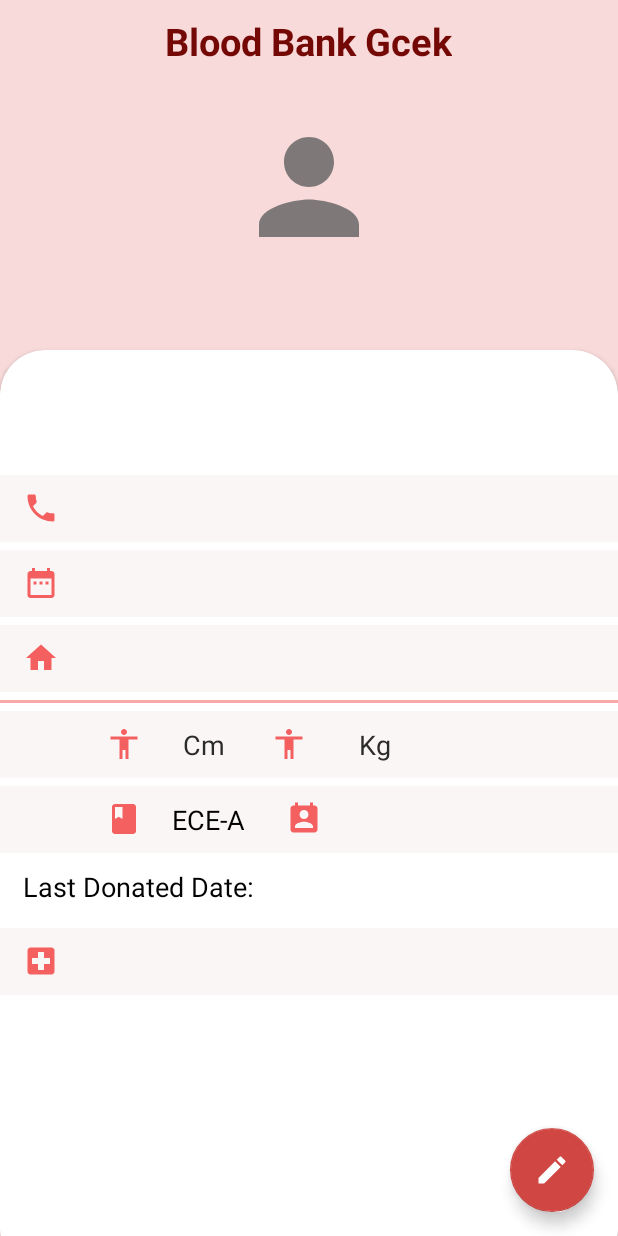
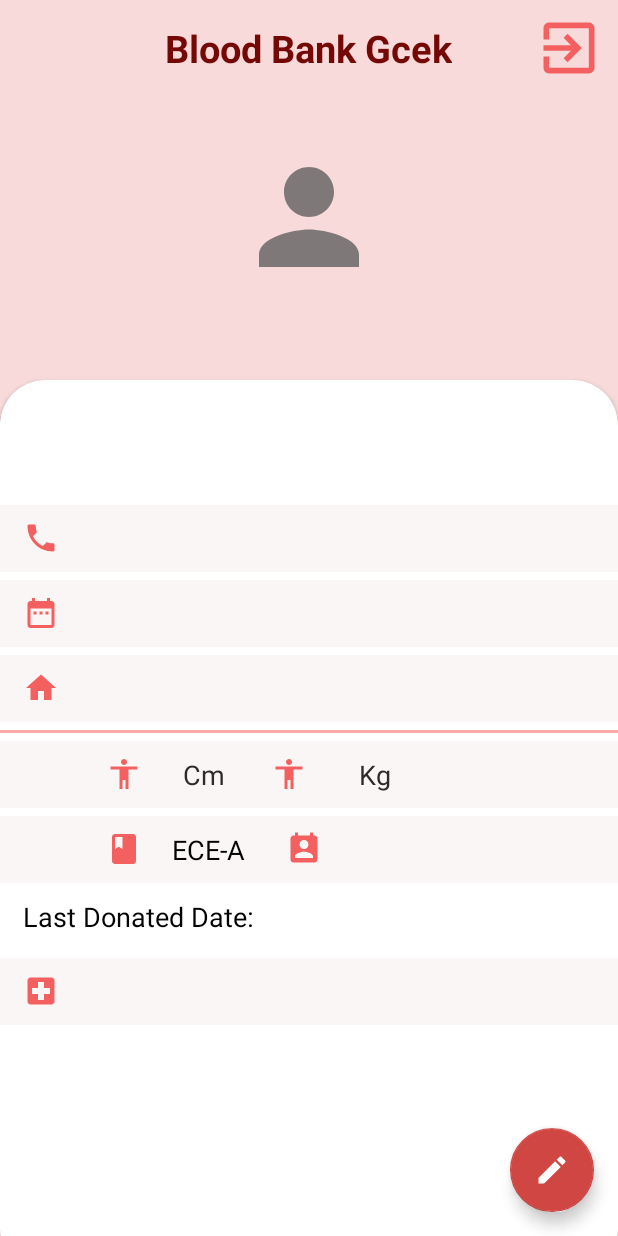
Before and after one commit to hadiabdullan/BloodBank_Gcek, an Android app: the MainActivity screen opened directly, with no data from a screen before it, on a phone screen of 412 x 824 dp. Run offline under Robolectric (Android 15) with nearby library versions, the phone set to English and light mode, and no system bars; our stand-ins replace Firebase (no records; nobody signed in at launch, a user with empty details on screens opened directly); 10 statements that could not run were skipped.

Commit message:
Added logout option and doublebackpress exit

```diff
--- a/app/src/main/java/com/hadi123/www/bloodbankgcek/MainActivity.java
+++ b/app/src/main/java/com/hadi123/www/bloodbankgcek/MainActivity.java
@@ -7,11 +7,15 @@ import androidx.appcompat.app.AppCompatActivity;
 import android.app.DatePickerDialog;
 import android.app.ProgressDialog;
 import android.content.DialogInterface;
+import android.content.Intent;
 import android.os.Bundle;
+import android.os.Handler;
 import android.view.View;
 import android.widget.DatePicker;
 import android.widget.ImageButton;
+import android.widget.ImageView;
 import android.widget.TextView;
+import android.widget.Toast;
 
 import com.google.android.material.floatingactionbutton.FloatingActionButton;
 import com.google.android.material.textfield.TextInputEditText;
@@ -36,6 +40,7 @@ public class MainActivity extends AppCompatActivity {
     Calendar c;
     DatePickerDialog dpd;
     ProgressDialog progressDialog;
+    ImageView logout;
 
     @Override
     protected void onCreate(Bundle savedInstanceState) {
@@ -153,25 +158,48 @@ public class MainActivity extends AppCompatActivity {
             }
         });
 
-    }
+
+        logout=findViewById(R.id.logout);
+        logout.setOnClickListener(new View.OnClickListener() {
             @Override
-    public void onBackPressed() {
-        new AlertDialog.Builder(this)
+            public void onClick(View v) {
+
+                    new AlertDialog.Builder(MainActivity.this)
                             .setTitle("Warning")
                             .setMessage("Are you sure that you want to logout?")
                             .setCancelable(false)
                             .setPositiveButton("Yes", new DialogInterface.OnClickListener() {
                                 @Override
                                 public void onClick(DialogInterface dialogInterface, int i) {
-                        logout();
+                                    Intent intent=new Intent(MainActivity.this,LoginActivity.class);
+                                    startActivity(intent);
                                 }
                             })
                             .setNegativeButton("No", null)
                             .create()
                             .show();
+
             }
-    private void logout() {
+        });
+
+    }
+    boolean doubleBackToExitPressedOnce = false;
+    @Override
+    public void onBackPressed() {
+        if (doubleBackToExitPressedOnce) {
             finishAffinity();
-        System.exit(0);
         }
+        this.doubleBackToExitPressedOnce = true;
+        Toast.makeText(this, "Please click BACK again to exit", Toast.LENGTH_SHORT).show();
+
+        new Handler().postDelayed(new Runnable() {
+
+            @Override
+            public void run() {
+                doubleBackToExitPressedOnce=false;
             }
+        }, 1000);
+    }
+
+
+}
--- /dev/null
+++ b/app/src/main/res/drawable/ic_exit_to_app_black_24dp.xml
@@ -0,0 +1,5 @@
+<vector android:height="24dp" android:tint="#F45F5F"
+    android:viewportHeight="24.0" android:viewportWidth="24.0"
+    android:width="24dp" xmlns:android="http://schemas.android.com/apk/res/android">
+    <path android:fillColor="#FF000000" android:pathData="M10.09,15.59L11.5,17l5,-5 -5,-5 -1.41,1.41L12.67,11H3v2h9.67l-2.58,2.59zM19,3H5c-1.11,0 -2,0.9 -2,2v4h2V5h14v14H5v-4H3v4c0,1.1 0.89,2 2,2h14c1.1,0 2,-0.9 2,-2V5c0,-1.1 -0.9,-2 -2,-2z"/>
+</vector>
--- a/app/src/main/res/layout/activity_main_new.xml
+++ b/app/src/main/res/layout/activity_main_new.xml
@@ -9,17 +9,37 @@
     android:layout_width="match_parent"
     android:layout_height="match_parent"
     android:orientation="vertical"
-        android:background="#F8DADA">
+    android:background="#F8DADA">
 
+    <RelativeLayout
+        android:layout_width="match_parent"
+        android:layout_height="wrap_content">
     <TextView
-        android:layout_marginTop="10dp"
+        android:layout_marginTop="30dp"
         android:layout_width="wrap_content"
         android:layout_height="wrap_content"
         android:text="Blood Bank Gcek"
         android:textSize="25sp"
         android:textStyle="bold"
+        android:layout_centerVertical="true"
+        android:layout_centerHorizontal="true"
         android:textColor="#730805"
-        android:layout_gravity="center"/>
+        android:gravity="center"/>
+     <ImageView
+         android:id="@+id/logout"
+         android:layout_width="45dp"
+         android:layout_marginTop="5dp"
+         android:layout_height="45dp"
+         android:focusable="true"
+         android:clickable="true"
+         android:foreground="?attr/selectableItemBackground"
+         android:layout_alignParentEnd="true"
+         android:layout_marginRight="10dp"
+         android:layout_centerVertical="true"
+         android:src="@drawable/ic_exit_to_app_black_24dp">
+
+     </ImageView>
+    </RelativeLayout>
 
         <ImageView
             android:layout_marginTop="30dp"
```
Also changed, not shown: app/src/main/java/com/hadi123/www/bloodbankgcek/AdminActivity.java (+34 -8 lines), app/src/main/res/layout/activity_admin.xml (+24 -2 lines). Lines whose indentation alone changed are shown as unchanged.
